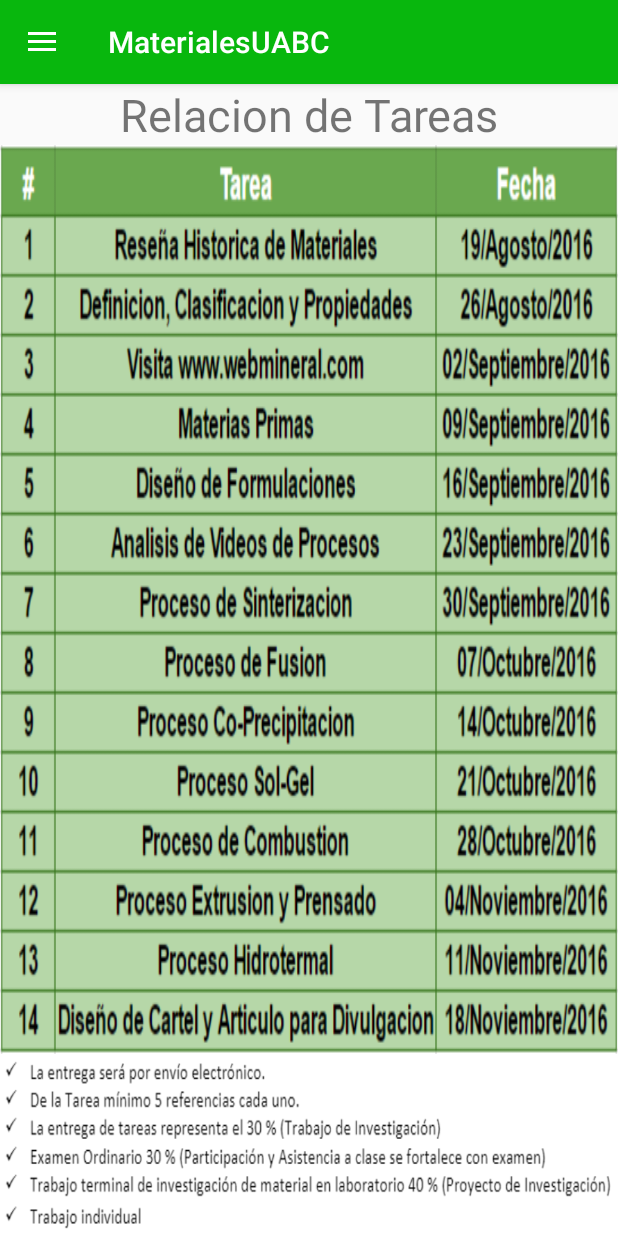
After one commit to mikeIC/MaterialesUABC, an Android app: the fragment TareasFragment placed in its activity, on a phone screen of 412 x 824 dp. The commit adds this screen. Run offline under Robolectric (Android 15) with nearby library versions, the phone set to English and light mode, and no system bars.

```diff
--- a/app/src/main/java/com/example/android/materialesuabc/HomeFragment.java
+++ b/app/src/main/java/com/example/android/materialesuabc/HomeFragment.java
@@ -5,12 +5,15 @@ import android.content.Intent;
 import android.media.Image;
 import android.os.Bundle;
 import android.app.Fragment;
+import android.os.Handler;
+import android.util.Log;
 import android.view.LayoutInflater;
 import android.view.View;
 import android.view.ViewGroup;
 import android.widget.AdapterView;
 import android.widget.ArrayAdapter;
 import android.widget.Button;
+import android.widget.ScrollView;
 import android.widget.Spinner;
 import android.widget.Toast;
 
@@ -21,6 +24,8 @@ import android.widget.Toast;
 public class HomeFragment extends Fragment implements View.OnClickListener{
     private int materiaSeleccionada;
     public Spinner spinnerMaterias;
+    public int indexAux;
+    public int indexAux2;
 
 
 
@@ -39,6 +44,8 @@ public class HomeFragment extends Fragment implements View.OnClickListener{
         }else{
             materiaSeleccionada =0;
         }
+        indexAux = 0;
+        indexAux2 = 0;
         return inflater.inflate(R.layout.fragment_home, container, false);
     }
 
@@ -79,6 +86,35 @@ public class HomeFragment extends Fragment implements View.OnClickListener{
 
         });
 
+        final ScrollView scrollView = (ScrollView)getView().findViewById(R.id.scrollViewHome);
+
+        final Handler handler = new Handler();
+        handler.post(new Runnable() {
+            @Override
+            public void run() {
+
+                if(scrollView.getScrollY()<649) {
+
+                   if(scrollView.getScrollY() <2) {
+                       indexAux2++;
+                       if (indexAux2 > 30) {
+                           scrollView.smoothScrollBy(0,2);
+                       }
+                   }else{
+                       scrollView.smoothScrollBy(0,1);
+                   }
+                }else{
+                    if(indexAux>25){
+                        scrollView.scrollTo(0,0);
+
+                        indexAux = 0;
+                    }else{
+                        indexAux++;
+                    }
+                }
+                handler.postDelayed(this, 50);
+            }
+        });
     }
 
     @Override
--- /dev/null
+++ b/app/src/main/java/com/example/android/materialesuabc/TareasFragment.java
@@ -0,0 +1,29 @@
+package com.example.android.materialesuabc;
+
+
+import android.os.Bundle;
+import android.app.Fragment;
+import android.view.LayoutInflater;
+import android.view.View;
+import android.view.ViewGroup;
+
+
+/**
+ * A simple {@link Fragment} subclass.
+ */
+public class TareasFragment extends Fragment {
+
+
+    public TareasFragment() {
+        // Required empty public constructor
+    }
+
+
+    @Override
+    public View onCreateView(LayoutInflater inflater, ViewGroup container,
+                             Bundle savedInstanceState) {
+        // Inflate the layout for this fragment
+        return inflater.inflate(R.layout.fragment_tareas, container, false);
+    }
+
+}
--- /dev/null
+++ b/app/src/main/res/layout/fragment_tareas.xml
@@ -0,0 +1,29 @@
+<LinearLayout xmlns:android="http://schemas.android.com/apk/res/android"
+    xmlns:tools="http://schemas.android.com/tools"
+    android:layout_width="match_parent"
+    android:layout_height="match_parent"
+    android:orientation="vertical"
+    tools:context="com.example.android.materialesuabc.TareasFragment">
+    <TextView
+        android:layout_width="match_parent"
+        android:layout_height="wrap_content"
+        android:text="Relacion de Tareas"
+        android:gravity="center_horizontal"
+        android:textSize="30sp"
+        />
+    <ImageView
+        android:layout_width="match_parent"
+        android:layout_height="0dp"
+        android:layout_weight="5"
+        android:src="@drawable/tabla_tareas"
+        android:scaleType="fitXY"
+        />
+    <ImageView
+        android:layout_width="match_parent"
+        android:layout_height="0dp"
+        android:src="@drawable/tareas2"
+        android:layout_weight="1"
+        android:scaleType="fitXY"
+        />
+
+</LinearLayout>
--- a/app/src/main/res/values/dimens.xml
+++ b/app/src/main/res/values/dimens.xml
@@ -6,4 +6,5 @@
     <dimen name="padding_bottom_radio_button">15dp</dimen>
     <dimen name="padding_left_radio_button">10dp</dimen>
     <dimen name="padding_right_radio_button">10dp</dimen>
+    <dimen name="tv_size_home">18sp</dimen>
 </resources>
--- a/app/src/main/res/values/strings.xml
+++ b/app/src/main/res/values/strings.xml
@@ -4,6 +4,7 @@
     <string-array name="menu_list">
         <item>Inicio</item>
         <item>Presentaciones</item>
+        <item>Tareas</item>
         <item>Libros</item>
         <item>Informacion</item>
     </string-array>
```
Also changed, not shown: app/src/main/java/com/example/android/materialesuabc/MainActivity.java (+9 -3 lines), app/src/main/res/layout/fragment_home.xml (+21 -7 lines), app/src/main/res/drawable/Tareasimg.PNG (added), app/src/main/res/drawable/tabla_tareas.PNG (added), app/src/main/res/drawable/tareas2.PNG (added), 1 other file.
